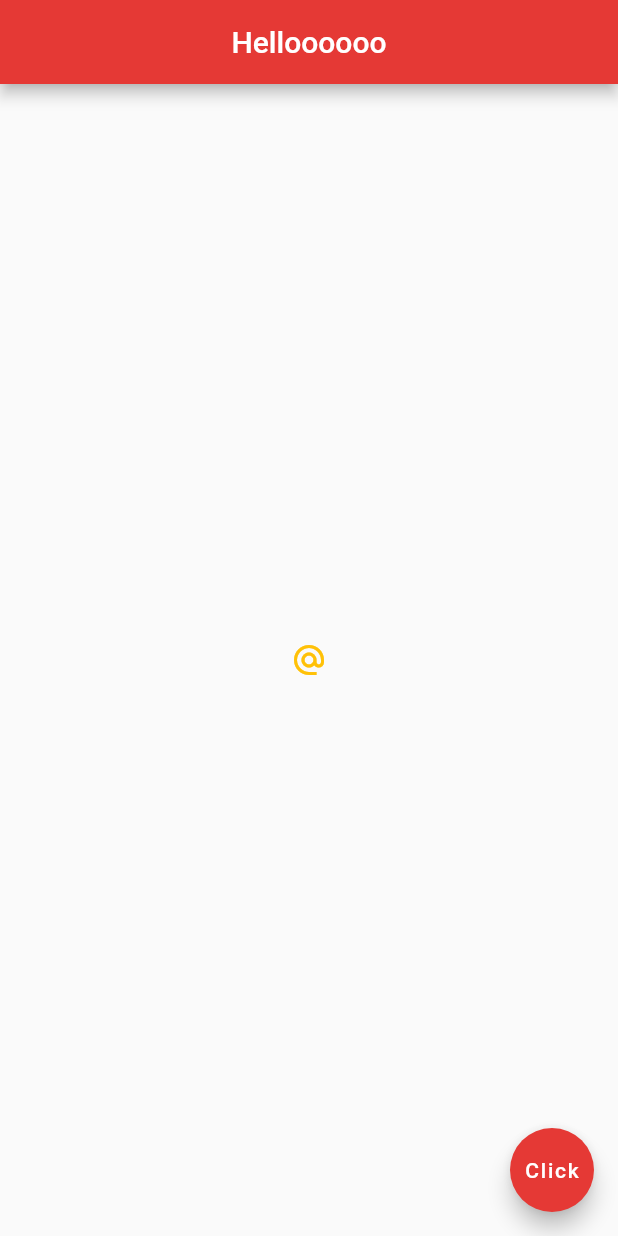
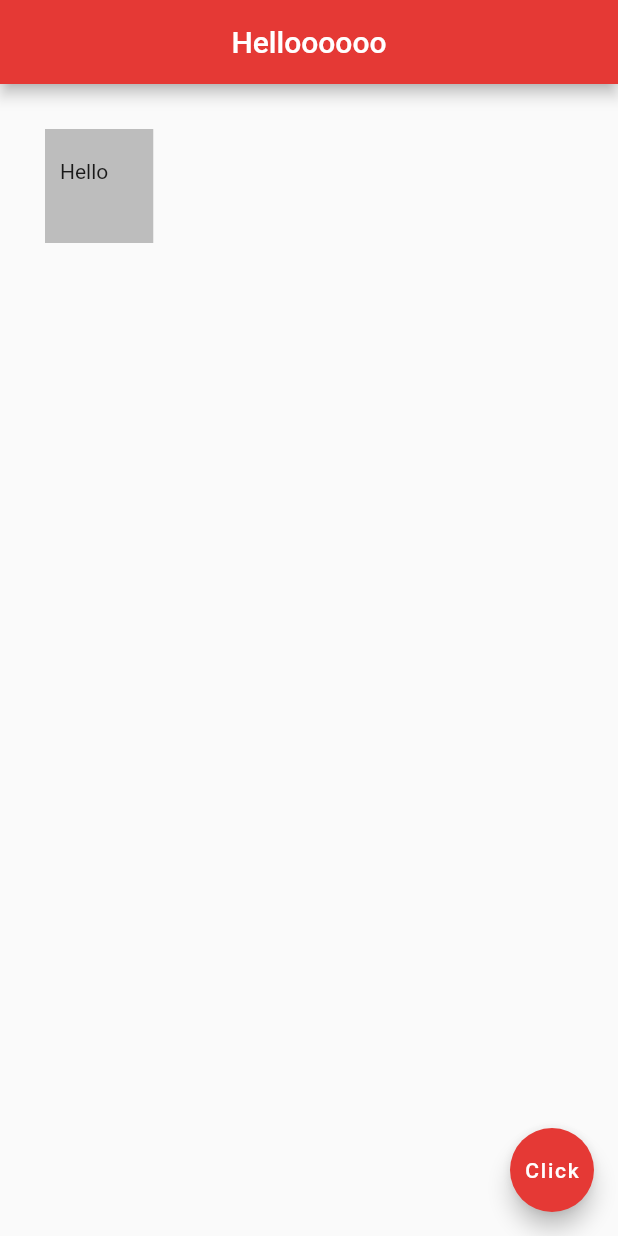
Before and after one commit to Gus-2/Flutter_Tutotrial_For_Beginner_Youtube, a Flutter app: the screen it shows after launch, on a phone screen of 412 x 824 dp. Run offline on Flutter 3.47's test engine with Material 2 defaults, Android fonts, the phone set to English and light mode, and no system bars.

Commit message:
Flutter Tutorial for Beginners #10 - Containers

```diff
--- a/lib/main.dart
+++ b/lib/main.dart
@@ -20,14 +20,11 @@ class Home extends StatelessWidget {
         centerTitle: true,
         backgroundColor: Colors.red[600],
       ),
-      body: Center(
-        child: IconButton(
-          onPressed: () {
-            print('Clicked !');
-          },
-          icon: const Icon(Icons.alternate_email),
-          color: Colors.amber,
-        ),
+      body: Container(
+        color: Colors.grey[400],
+        padding: const EdgeInsets.fromLTRB(10.0, 20.0, 30.0, 40.0),
+        margin: const EdgeInsets.all(30.0),
+        child: const Text('Hello'),
       ),
       floatingActionButton: FloatingActionButton(
         onPressed: () => {},
```
